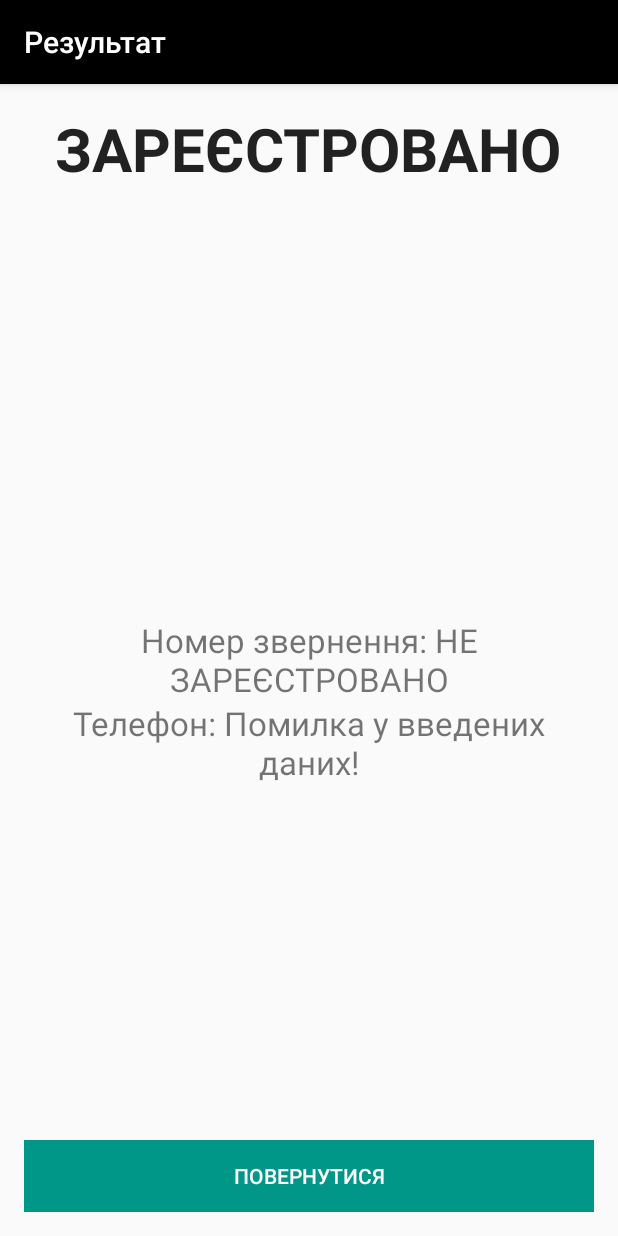
After one commit to policemonitor/policeassistanceclient, an Android app: the ClaimResaultActivity screen opened directly, with no data from a screen before it, on a phone screen of 412 x 824 dp. The commit adds this screen. Run offline under Robolectric (Android 15) with nearby library versions, the phone set to English and light mode, and no system bars; 5 statements that could not run were skipped.

Commit message:
Result screen has been done

```diff
--- a/app/src/main/AndroidManifest.xml
+++ b/app/src/main/AndroidManifest.xml
@@ -28,7 +28,12 @@
             android:name=".activity.GPSActivity"
             android:label="@string/title_activity_gps"
             android:screenOrientation="portrait"
-            android:theme="@style/MyMaterialTheme"/>
+            android:theme="@style/MyMaterialTheme" />
+        <activity android:name=".activity.ResultActivity" />
+        <activity
+            android:name=".activity.ClaimResaultActivity"
+            android:label="@string/title_activity_claim_resault"
+            android:theme="@style/MyMaterialTheme"></activity>
     </application>
 
 </manifest>
--- /dev/null
+++ b/app/src/main/java/info/androidhive/materialtabs/activity/ClaimResaultActivity.java
@@ -0,0 +1,71 @@
+package info.androidhive.materialtabs.activity;
+
+import android.os.Bundle;
+import android.support.design.widget.FloatingActionButton;
+import android.support.design.widget.Snackbar;
+import android.support.v7.app.AppCompatActivity;
+import android.support.v7.widget.Toolbar;
+import android.view.View;
+import android.widget.Button;
+import android.widget.TextView;
+
+import org.json.JSONException;
+import org.json.JSONObject;
+
+import info.androidhive.materialtabs.R;
+
+public class ClaimResaultActivity extends AppCompatActivity {
+
+    @Override
+    protected void onCreate(Bundle savedInstanceState) {
+        super.onCreate(savedInstanceState);
+        setContentView(R.layout.activity_claim_resault);
+
+        Toolbar toolbar = (Toolbar) findViewById(R.id.toolbar);
+        toolbar.setTitle("Результат");
+        setSupportActionBar(toolbar);
+
+        Bundle b = getIntent().getExtras();
+        String response = b.getString("response");
+
+        TextView result_string = (TextView) findViewById(R.id.result_label);
+        TextView phone = (TextView) findViewById(R.id.phone_label);
+        TextView claim = (TextView) findViewById(R.id.claim_label);
+
+        Button back_button = (Button) findViewById(R.id.return_result_button);
+        back_button.setText("ПОВЕРНУТИСЯ");
+
+        if (response.equalsIgnoreCase("IO Error")) {
+            result_string.setText("НЕ ЗАРЕЄСТРОВАНО");
+            claim.setText("Дані не були відправлені на сервер!");
+            phone.setText("Спробуйте піздніше");
+            back_button.setBackgroundColor(0xffC91717);
+        } else {
+            JSONObject jObject;
+            String claim_id_descr = "НЕ ЗАРЕЄСТРОВАНО";
+            String phone_descr = "Помилка у введених даних!";
+
+            try {
+                jObject        = new JSONObject(response);
+                claim_id_descr = jObject.getString("claim_id");
+                phone_descr    = jObject.getString("phone");
+            } catch (JSONException e) { }
+
+            if (!claim_id_descr.isEmpty() && !phone_descr.isEmpty()) {
+                result_string.setText("ЗАРЕЄСТРОВАНО");
+                claim.setText("Номер звернення: " + claim_id_descr);
+                phone.setText("Телефон: " + phone_descr);
+
+                back_button.setBackgroundColor(0xff009688);
+            } else {
+                back_button.setBackgroundColor(0xffC91717);
+            }
+        }
+
+        back_button.setOnClickListener(new Button.OnClickListener() {
+            public void onClick(View v) {
+                finish();
+            }
+        });
+    }
+}
--- a/app/src/main/java/info/androidhive/materialtabs/fragments/TwoFragment.java
+++ b/app/src/main/java/info/androidhive/materialtabs/fragments/TwoFragment.java
@@ -35,8 +35,8 @@ import java.util.regex.Matcher;
 import java.util.regex.Pattern;
 
 import info.androidhive.materialtabs.R;
+import info.androidhive.materialtabs.activity.ClaimResaultActivity;
 import info.androidhive.materialtabs.activity.GPSActivity;
-import info.androidhive.materialtabs.activity.MainActivity;
 import okhttp3.MediaType;
 import okhttp3.OkHttpClient;
 import okhttp3.Request;
@@ -118,6 +118,12 @@ public class TwoFragment extends Fragment {
                                 latitude,
                                 message_field.getText().toString()
                         );
+
+                        resetForm();
+
+                        Intent i = new Intent(getActivity(), ClaimResaultActivity.class);
+                        i.putExtra("response", response);
+                        startActivity(i);
                     }
                 }
             }
@@ -276,7 +282,7 @@ public class TwoFragment extends Fragment {
             okhttp3.Response response = client.newCall(request).execute();
             response_string = response.body().string();
         } catch (IOException e) {
-            response_string = "IO Error" + e.getMessage() + mainObject.toString();
+            response_string = "IO Error"; // + e.getMessage() + mainObject.toString();
         }
         return response_string;
     }
--- /dev/null
+++ b/app/src/main/res/layout/activity_claim_resault.xml
@@ -0,0 +1,26 @@
+<?xml version="1.0" encoding="utf-8"?>
+<android.support.design.widget.CoordinatorLayout xmlns:android="http://schemas.android.com/apk/res/android"
+    xmlns:app="http://schemas.android.com/apk/res-auto"
+    xmlns:tools="http://schemas.android.com/tools"
+    android:layout_width="match_parent"
+    android:layout_height="match_parent"
+    android:fitsSystemWindows="true"
+    tools:context=".activity.ClaimResaultActivity">
+
+    <android.support.design.widget.AppBarLayout
+        android:layout_width="match_parent"
+        android:layout_height="wrap_content"
+        android:theme="@style/MyMaterialTheme.AppBarOverlay">
+
+        <android.support.v7.widget.Toolbar
+            android:id="@+id/toolbar"
+            android:layout_width="match_parent"
+            android:layout_height="?attr/actionBarSize"
+            android:background="?attr/colorPrimary"
+            app:popupTheme="@style/MyMaterialTheme.PopupOverlay" />
+
+    </android.support.design.widget.AppBarLayout>
+
+    <include layout="@layout/content_claim_resault" />
+
+</android.support.design.widget.CoordinatorLayout>
--- /dev/null
+++ b/app/src/main/res/layout/content_claim_resault.xml
@@ -0,0 +1,59 @@
+<?xml version="1.0" encoding="utf-8"?>
+<RelativeLayout xmlns:android="http://schemas.android.com/apk/res/android"
+    xmlns:app="http://schemas.android.com/apk/res-auto"
+    xmlns:tools="http://schemas.android.com/tools"
+    android:layout_width="match_parent"
+    android:layout_height="match_parent"
+    android:paddingBottom="@dimen/activity_vertical_margin"
+    android:paddingLeft="@dimen/activity_horizontal_margin"
+    android:paddingRight="@dimen/activity_horizontal_margin"
+    android:paddingTop="@dimen/activity_vertical_margin"
+    app:layout_behavior="@string/appbar_scrolling_view_behavior"
+    tools:context=".activity.ClaimResaultActivity"
+    tools:showIn="@layout/activity_claim_resault">
+    <TextView
+        android:layout_width="wrap_content"
+        android:layout_height="wrap_content"
+        android:textAppearance="?android:attr/textAppearanceLarge"
+        android:text="Large Text"
+        android:id="@+id/result_label"
+        android:textStyle="bold"
+        android:textSize="40sp"
+        android:gravity="center_horizontal"
+        android:layout_alignParentTop="true"
+        android:layout_centerHorizontal="true" />
+
+    <TextView
+        android:layout_width="match_parent"
+        android:layout_height="wrap_content"
+        android:textAppearance="?android:attr/textAppearanceLarge"
+        android:text="Large Text"
+        android:id="@+id/phone_label"
+        android:gravity="center_horizontal"
+        android:layout_below="@+id/claim_label"
+        android:layout_centerHorizontal="true"
+        android:textColor="@color/abc_secondary_text_material_light" />
+
+    <TextView
+        android:layout_width="match_parent"
+        android:layout_height="wrap_content"
+        android:textAppearance="?android:attr/textAppearanceLarge"
+        android:text="Large Text"
+        android:id="@+id/claim_label"
+        android:layout_alignParentLeft="false"
+        android:layout_alignParentRight="false"
+        android:layout_centerVertical="true"
+        android:gravity="center_horizontal"
+        android:textColor="@color/abc_secondary_text_material_light" />
+
+    <Button
+        android:layout_width="wrap_content"
+        android:layout_height="wrap_content"
+        android:id="@+id/return_result_button"
+        android:layout_alignParentBottom="true"
+        android:layout_alignParentRight="true"
+        android:layout_alignParentEnd="true"
+        android:layout_alignParentLeft="true"
+        android:layout_alignParentStart="true"
+        android:textColor="@color/abc_primary_text_disable_only_material_dark" />
+</RelativeLayout>
--- a/app/src/main/res/layout/fragment_one.xml
+++ b/app/src/main/res/layout/fragment_one.xml
@@ -33,7 +33,7 @@
         <EditText
             android:layout_width="match_parent"
             android:layout_height="wrap_content"
-            android:inputType="textPersonName"
+            android:inputType="textCapWords|textPersonName"
             android:ems="10"
             android:id="@+id/lastname_settings"
             android:layout_marginLeft="8dp"
@@ -99,10 +99,11 @@
             android:layout_height="wrap_content"
             android:text="@string/save"
             android:id="@+id/save_button"
-            android:layout_gravity="center_horizontal"
+            android:layout_gravity="bottom|center_horizontal"
             android:layout_margin="8dp"
             android:textColor="@color/abc_primary_text_material_dark"
-            android:background="@android:color/holo_purple" />
+            android:background="@android:color/holo_purple"
+            android:foregroundGravity="bottom" />
 
     </LinearLayout>
 </RelativeLayout>
--- a/app/src/main/res/layout/fragment_two.xml
+++ b/app/src/main/res/layout/fragment_two.xml
@@ -106,7 +106,8 @@
                 android:hint="@string/hint_theme"
                 android:layout_marginLeft="8dp"
                 android:layout_marginRight="8dp"
-                android:layout_marginBottom="8dp" />
+                android:layout_marginBottom="8dp"
+                android:inputType="textCapSentences" />
 
             <TextView
                 android:layout_width="wrap_content"
@@ -156,7 +157,7 @@
             <EditText
                 android:layout_width="match_parent"
                 android:layout_height="wrap_content"
-                android:inputType="textMultiLine"
+                android:inputType="textCapSentences|text|textMultiLine"
                 android:ems="10"
                 android:id="@+id/message"
                 android:layout_marginLeft="8dp"
--- a/app/src/main/res/values/strings.xml
+++ b/app/src/main/res/values/strings.xml
@@ -56,6 +56,7 @@
     <string name="internet">Інтернет</string>
     <string name="GPS">GPS</string>
     <string name="save">ЗБЕРЕГТИ</string>
+    <string name="title_activity_claim_resault">ClaimResaultActivity</string>
 
 
 </resources>
```
